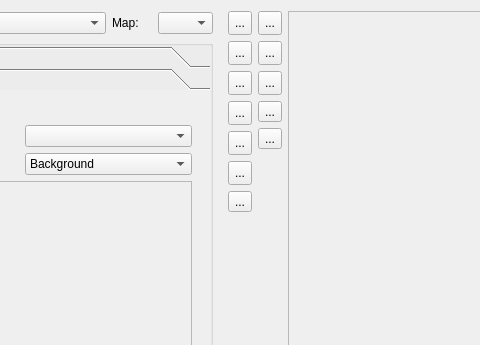
Old version of the form editor/mainwindow_tab/map_tab.ui in the repository protoman/rockbot; both pictures show x 189 to 669 and y 0 to 345 of the 1042 by 593 pixel window.
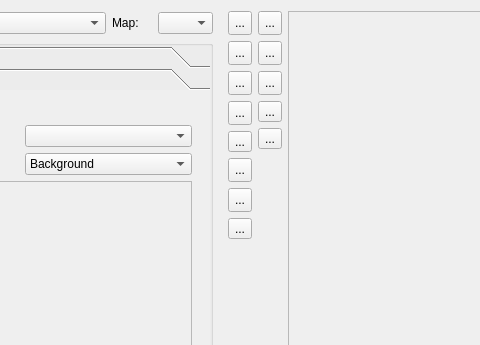
New version of the form. Icons and pictures are not drawn. Custom widgets are drawn as their Qt base class.

Diff of the .ui file:
```diff
--- a/editor/mainwindow_tab/map_tab.ui
+++ b/editor/mainwindow_tab/map_tab.ui
@@ -1068,6 +1068,20 @@
        </property>
       </widget>
      </item>
+     <item>
+      <widget class="QToolButton" name="editSetFinalBoss_button">
+       <property name="text">
+        <string>...</string>
+       </property>
+       <property name="icon">
+        <iconset resource="../resources/icons/icons.qrc">
+         <normaloff>:/toolbar_icons/King-icon.png</normaloff>:/toolbar_icons/King-icon.png</iconset>
+       </property>
+       <property name="checkable">
+        <bool>true</bool>
+       </property>
+      </widget>
+     </item>
      <item>
       <widget class="QToolButton" name="editObject_button">
        <property name="minimumSize">
```
Left out of the diff: 2 changed lines with no effect on the pictures.
